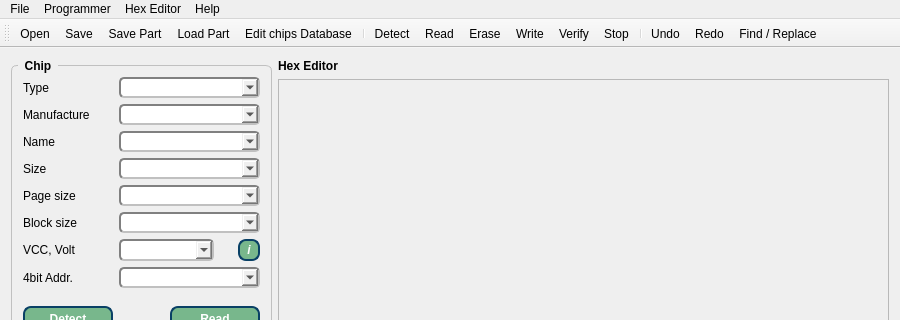
bigbigmdm/IMSProg, file IMSProg_programmer/mainwindow.ui: the form before one commit; both pictures show x 0 to 900 and y 0 to 320 of the 900 by 610 pixel window.
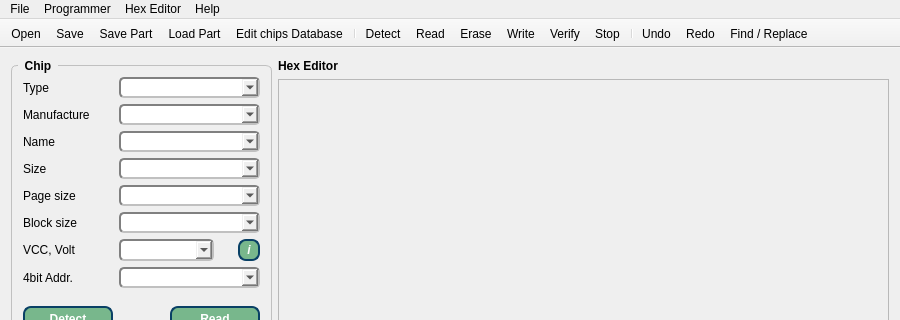
The form after the commit. Icons and pictures are not drawn.

Diff of the .ui file:
```diff
--- a/IMSProg_programmer/mainwindow.ui
+++ b/IMSProg_programmer/mainwindow.ui
@@ -758,6 +758,9 @@
    <addaction name="menuHelp"/>
   </widget>
   <widget class="QToolBar" name="mainToolBar">
+   <property name="movable">
+    <bool>false</bool>
+   </property>
    <property name="iconSize">
     <size>
      <width>48</width>
```
Left out of the diff: 19 changed lines with no effect on the pictures.
